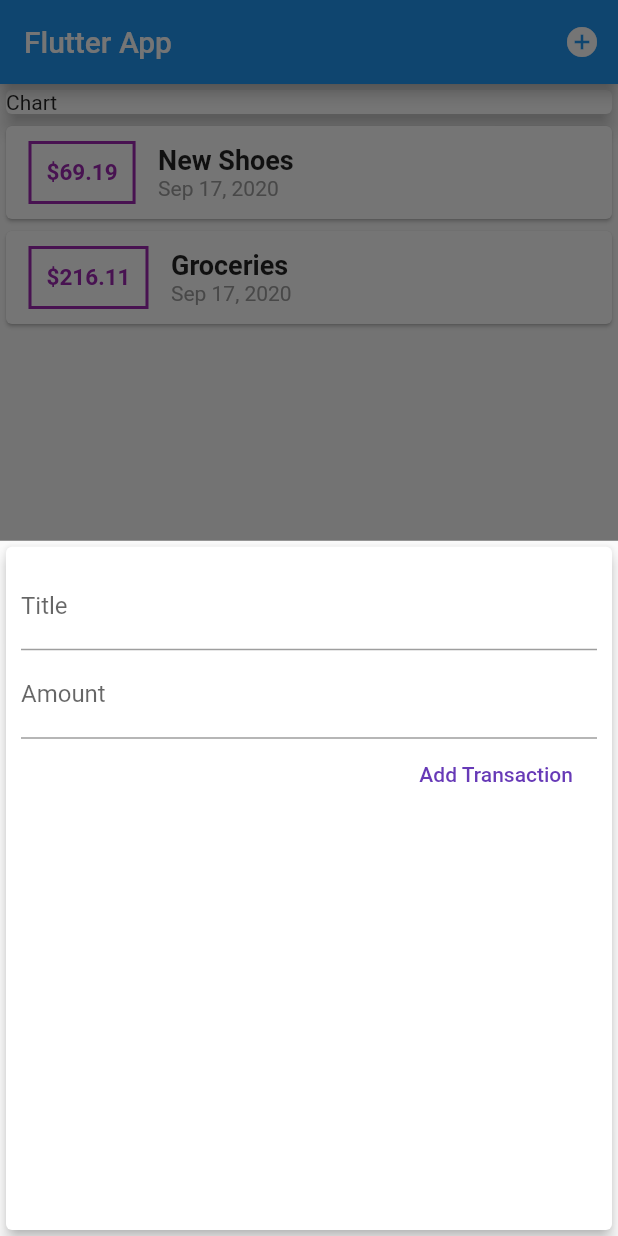
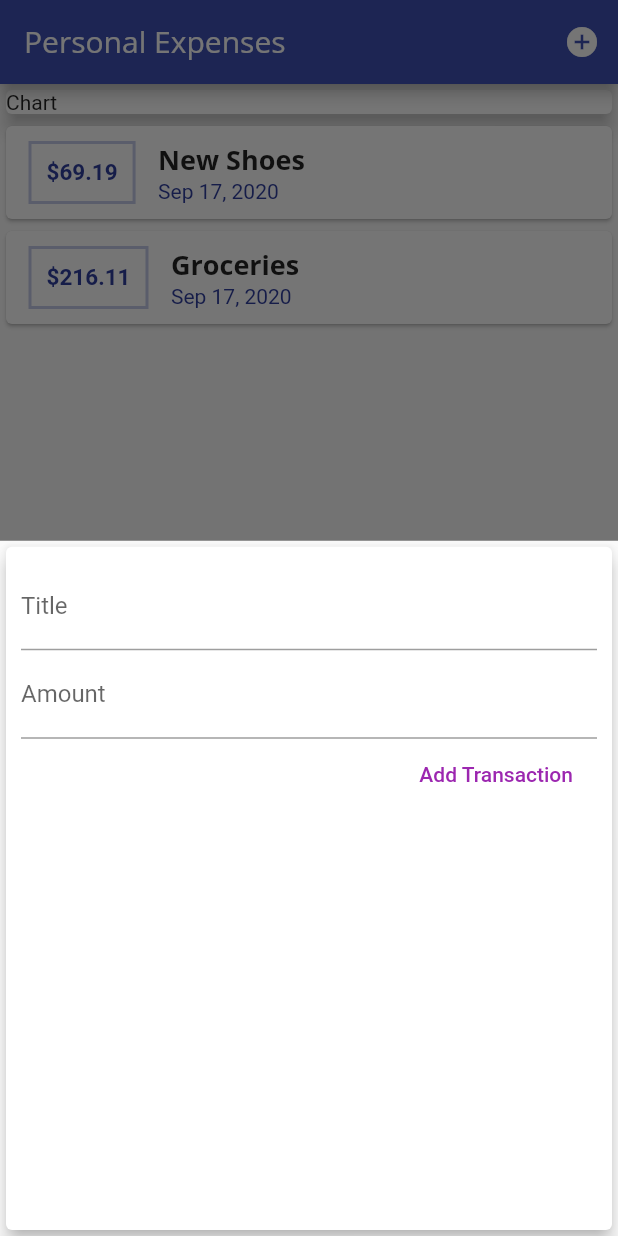
Before and after one commit to DEV-MK-KIM/m_apps, a Flutter app: the screen it shows after launch, after a tap on the "add circle" icon, on a phone screen of 412 x 824 dp. Run offline on Flutter 3.47's test engine with Material 2 defaults, Android fonts, the phone set to English and light mode, and no system bars.

Commit message:
added theme

```diff
--- a/expenseTracker/lib/main.dart
+++ b/expenseTracker/lib/main.dart
@@ -13,7 +13,25 @@ class MyApp extends StatelessWidget {
   @override
   Widget build(BuildContext context) {
     return MaterialApp(
-      title: 'Flutter Demo',
+      title: 'Personal Expenses',
+      theme: ThemeData(
+          primarySwatch: Colors.indigo,
+          accentColor: Colors.amber,
+          fontFamily: 'Quicksand',
+          textTheme: ThemeData.light().textTheme.copyWith(
+                  headline6: TextStyle(
+                fontFamily: 'OpenSans',
+                fontWeight: FontWeight.bold,
+                fontSize: 18,
+              )),
+          appBarTheme: AppBarTheme(
+            textTheme: ThemeData.light().textTheme.copyWith(
+                  headline6: TextStyle(
+                    fontFamily: 'OpenSans',
+                    fontSize: 20,
+                  ),
+                ),
+          )),
       home: MyHomePage(),
       debugShowCheckedModeBanner: false,
     );
@@ -67,7 +85,7 @@ class _MyHomePageState extends State<MyHomePage> {
   Widget build(BuildContext context) {
     return Scaffold(
       appBar: AppBar(
-        title: Text("Flutter App"),
+        title: Text("Personal Expenses"),
         actions: <Widget>[
           IconButton(
             icon: Icon(Icons.add_circle),
--- a/expenseTracker/lib/widgets/new_transaction.dart
+++ b/expenseTracker/lib/widgets/new_transaction.dart
@@ -1,51 +1,61 @@
 import 'package:flutter/material.dart';
 
-class NewTransaction extends StatelessWidget {
-  final titleController = TextEditingController();
-  final amountController = TextEditingController();
+class NewTransaction extends StatefulWidget {
   final Function addTx;
 
   NewTransaction(this.addTx);
 
+  @override
+  _NewTransactionState createState() => _NewTransactionState();
+}
+
+class _NewTransactionState extends State<NewTransaction> {
+  final titleController = TextEditingController();
+  final amountController = TextEditingController();
+
   void submitData() {
     final enteredTitle = titleController.text;
-    final enterdAmount = double.parse(amountController.text);
+    final enteredAmount = double.parse(amountController.text);
 
-    if (enteredTitle.isEmpty || enterdAmount <= 0) {
+    if (enteredTitle.isEmpty || enteredAmount <= 0) {
       return;
     }
 
-    addTx(enteredTitle, enterdAmount);
+    widget.addTx(
+      enteredTitle,
+      enteredAmount,
+    );
+
+    Navigator.of(context).pop();
   }
 
   @override
   Widget build(BuildContext context) {
     return Card(
-      elevation: 4,
+      elevation: 5,
       child: Container(
         padding: EdgeInsets.all(10),
         child: Column(
           crossAxisAlignment: CrossAxisAlignment.end,
           children: <Widget>[
             TextField(
-              decoration: InputDecoration(labelText: "Title"),
+              decoration: InputDecoration(labelText: 'Title'),
               controller: titleController,
+              // onSubmitted: (_) => submitData(),
               // onChanged: (val) {
               //   titleInput = val;
               // },
             ),
             TextField(
-              decoration: InputDecoration(labelText: "Amount"),
+              decoration: InputDecoration(labelText: 'Amount'),
               controller: amountController,
-              keyboardType: TextInputType.numberWithOptions(decimal: true),
-
-              // onChanged: (val) {
-              //   amountInput = val;
-              // },
+              keyboardType: TextInputType.number,
+              // onSubmitted: (_) => submitData(),
+              // onChanged: (val) => amountInput = val,
             ),
             FlatButton(
-              child: Text("Add Transaction"),
-              textColor: Colors.deepPurple,
+              child: Text('Add Transaction'),
+              textColor: Colors.purple,
               onPressed: submitData,
             ),
           ],
--- a/expenseTracker/lib/widgets/transaction_list.dart
+++ b/expenseTracker/lib/widgets/transaction_list.dart
@@ -24,7 +24,7 @@ class TransactionList extends StatelessWidget {
                   ),
                   decoration: BoxDecoration(
                     border: Border.all(
-                      color: Colors.purple,
+                      color: Theme.of(context).primaryColorLight,
                       width: 2,
                     ),
                   ),
@@ -34,7 +34,7 @@ class TransactionList extends StatelessWidget {
                     style: TextStyle(
                       fontWeight: FontWeight.bold,
                       fontSize: 15,
-                      color: Colors.purple,
+                      color: Theme.of(context).primaryColorDark,
                     ),
                   ),
                 ),
@@ -43,13 +43,13 @@ class TransactionList extends StatelessWidget {
                   children: <Widget>[
                     Text(
                       transactions[index].title,
-                      style:
-                          TextStyle(fontWeight: FontWeight.bold, fontSize: 18),
+                      style: Theme.of(context).textTheme.headline6,
+                      // TextStyle(fontWeight: FontWeight.bold, fontSize: 18),
                     ),
                     Text(
                       DateFormat.yMMMd().format(transactions[index].date),
                       style: TextStyle(
-                        color: Colors.grey,
+                        color: Theme.of(context).primaryColorDark,
                       ),
                     ),
                   ],
```
Also changed, not shown: expenseTracker/pubspec.yaml (+11 -6 lines), expenseTracker/assets/fonts/OpenSans-Bold.ttf (added), expenseTracker/assets/fonts/OpenSans-Regular.ttf (added), expenseTracker/assets/fonts/Quicksand-Bold.ttf (added), expenseTracker/assets/fonts/Quicksand-Light.ttf (added), expenseTracker/assets/fonts/Quicksand-Medium.ttf (added), expenseTracker/assets/fonts/Quicksand-Regular.ttf (added).
